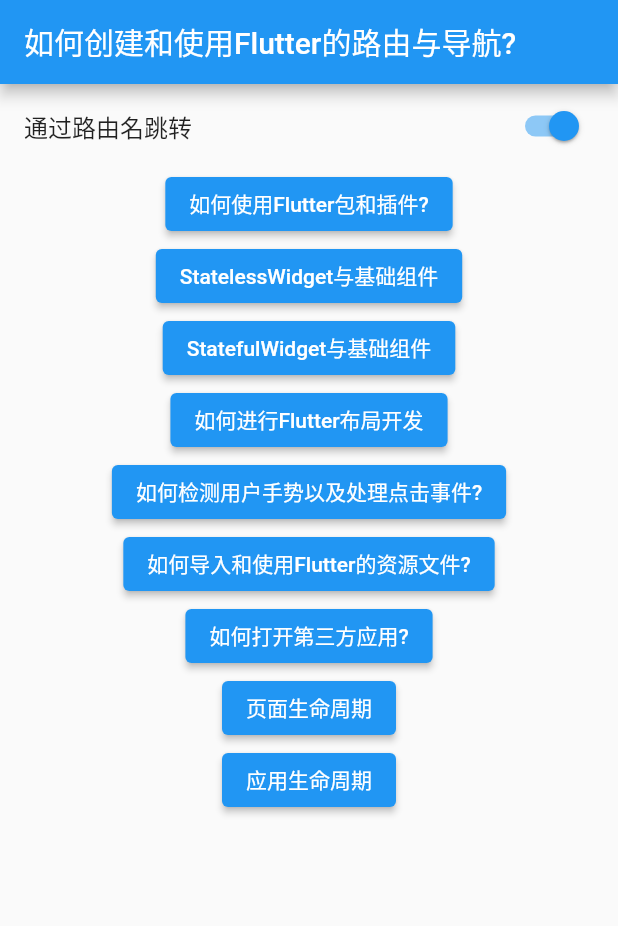
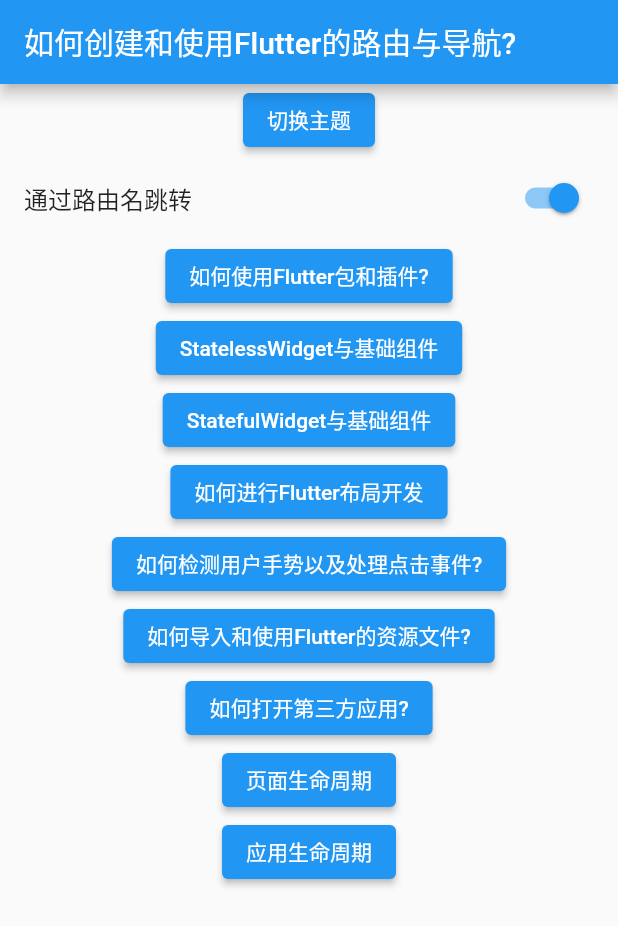
Before and after one commit to filway-flutter/flutter_test1, a Flutter app: the screen it shows after launch, after a tap on an icon or button, on a phone screen of 412 x 824 dp. Shown: the top 926 px of the screen. Run offline on Flutter 3.47's test engine with Material 2 defaults, Android fonts, the phone set to English and light mode, and no system bars; missing offline and left inert: flutter_color_plugin.

Commit message:
应用主题切换

```diff
--- a/lib/main.dart
+++ b/lib/main.dart
@@ -10,24 +10,46 @@ import 'package:flutter_test1/res_page.dart';
 import 'package:flutter_test1/statefull_group_page.dart';
 
 void main() {
-  runApp(const MyApp());
+  runApp(const DynamicTheme());
 }
 
-class MyApp extends StatelessWidget {
-  const MyApp({Key? key}) : super(key: key);
+class DynamicTheme extends StatefulWidget {
+  const DynamicTheme({Key? key}) : super(key: key);
 
-  // This widget is the root of your application.
+  @override
+  State<DynamicTheme> createState() => _DynamicThemeState();
+}
+
+class _DynamicThemeState extends State<DynamicTheme> {
+  Brightness _brightness = Brightness.light;
+
   @override
   Widget build(BuildContext context) {
     return MaterialApp(
       title: 'Flutter Demo',
       theme: ThemeData(
         primarySwatch: Colors.blue,
+        brightness: _brightness,
       ),
       home: Scaffold(
-        appBar: AppBar(title: Text('如何创建和使用Flutter的路由与导航?')),
-        body: const RouteNavigator(),
-      ),
+          appBar: AppBar(title: Text('如何创建和使用Flutter的路由与导航?')),
+          body: Column(
+            children: [
+              ElevatedButton(
+                onPressed: () {
+                  setState(() {
+                    if (_brightness == Brightness.dark) {
+                      _brightness = Brightness.light;
+                    } else {
+                      _brightness = Brightness.dark;
+                    }
+                  });
+                },
+                child: Text('切换主题'),
+              ),
+              const RouteNavigator(),
+            ],
+          )),
       routes: <String, WidgetBuilder>{
         'plugin': (BuildContext context) => PluginUse(),
         'less': (BuildContext context) => LessGroupPage(),
```
